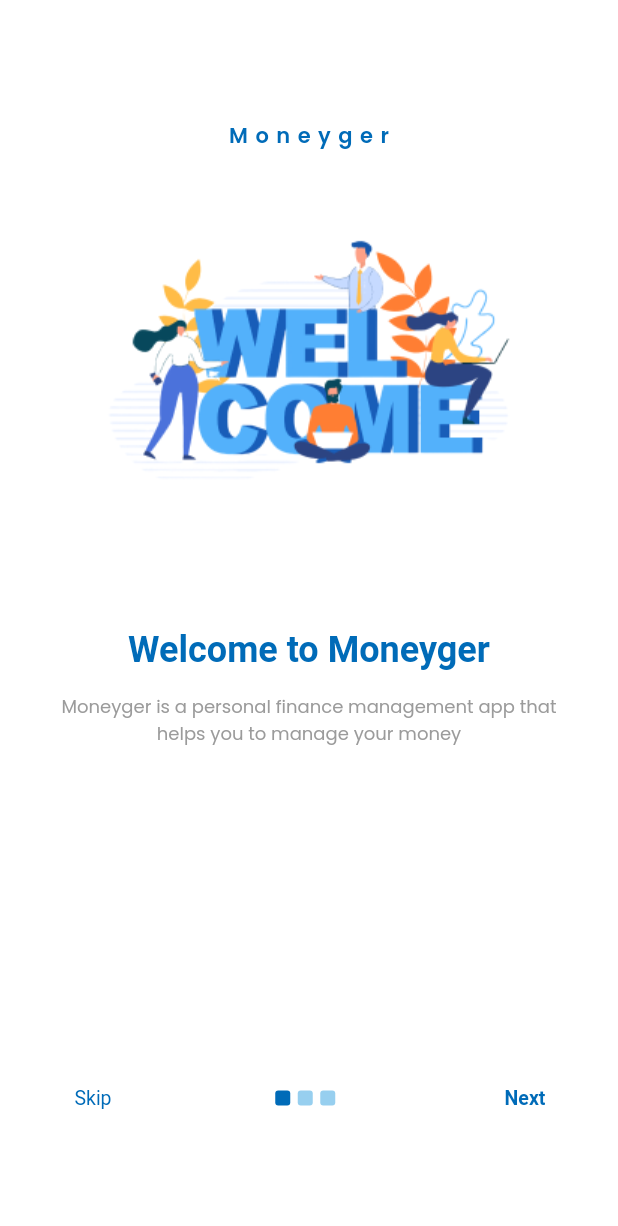
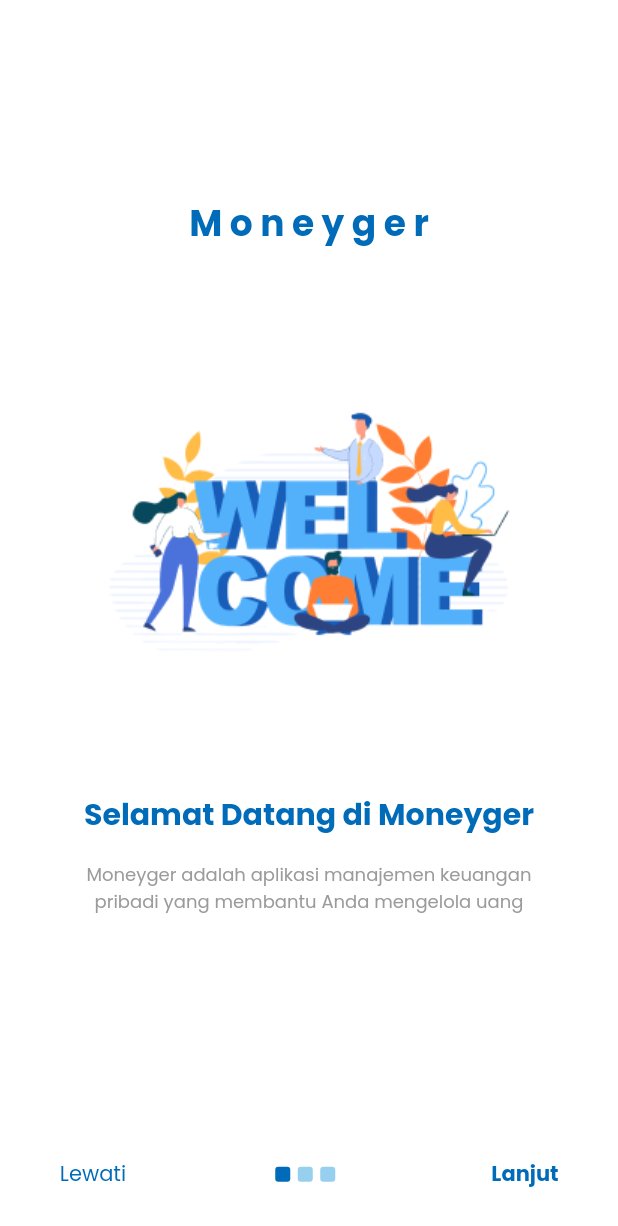
Before and after one commit to hib4/moneyger, a Flutter app: the screen it shows after launch, on a phone screen of 412 x 824 dp. Shown: the top 1226 px of the screen. Run offline on Flutter 3.47's test engine with Material 2 defaults, Android fonts, the phone set to English and light mode, and no system bars; our stand-ins replace flutter_svg, google_fonts.

Commit message:
fix: [HF] on boarding

```diff
--- a/lib/common/app_theme_data.dart
+++ b/lib/common/app_theme_data.dart
@@ -51,9 +51,11 @@ class AppThemeData {
       textTheme: TextTheme(
         headline1: GoogleFonts.poppins(
           fontSize: 24,
+          fontWeight: FontWeight.w700,
         ),
         headline2: GoogleFonts.poppins(
           fontSize: 20,
+          fontWeight: FontWeight.w700,
         ),
         headline3: GoogleFonts.poppins(
           fontSize: 16,
--- a/lib/main.dart
+++ b/lib/main.dart
@@ -1,6 +1,6 @@
 import 'package:flutter/material.dart';
 import 'package:moneyger/common/app_theme_data.dart';
-import 'package:moneyger/splash_screen//splash_screen.dart';
+import 'package:moneyger/ui/splash_screen//splash_screen.dart';
 
 void main() {
   runApp(const MyApp());
--- a/lib/on_boarding/on_boarding.dart
+++ /dev/null
@@ -1,206 +0,0 @@
-import 'package:flutter/material.dart';
-import 'package:moneyger/on_boarding/on_boarding_contents.dart';
-import 'package:moneyger/on_boarding/size_config.dart';
-import 'package:moneyger/common/color_value.dart';
-
-class OnBoardingScreen extends StatefulWidget {
-  const OnBoardingScreen({Key? key}) : super(key: key);
-
-  @override
-  State<OnBoardingScreen> createState() => _OnBoardingScreenState();
-}
-
-class _OnBoardingScreenState extends State<OnBoardingScreen> {
-  final _controller = PageController();
-  int _currentPage = 0;
-  List colors = [Colors.white, Colors.white, Colors.white];
-
-
-  AnimatedContainer _buildDots({int? index}) {
-    return AnimatedContainer(
-      duration: const Duration(milliseconds: 200),
-      decoration: BoxDecoration(
-        borderRadius: const BorderRadius.all(
-          Radius.circular(2),
-        ),
-        color: _currentPage == index
-            ? ColorValue.primaryColor
-            : ColorValue.secondaryColor.withOpacity(0.5),
-      ),
-      margin: const EdgeInsets.only(right: 5),
-      height: 10,
-      curve: Curves.easeIn,
-      width: 10,
-    );
-  }
-
-  @override
-  Widget build(BuildContext context) {
-    SizeConfig().init(context);
-    double width = SizeConfig.screenW!;
-    double height = SizeConfig.screenH!;
-    final textTheme = Theme.of(context).textTheme;
-    return Scaffold(
-      backgroundColor: Colors.white,
-      body: SafeArea(
-        child: Column(
-          children: [
-            Expanded(
-              flex: 3,
-              child: PageView.builder(
-                controller: _controller,
-                onPageChanged: (value) => setState(() => _currentPage = value),
-                itemCount: contents.length,
-                itemBuilder: (context, i) {
-                  return Padding(
-                    padding: const EdgeInsets.only(top: 80, bottom: 40, left: 40, right: 40),
-                    child: Column(
-                      children: [
-                        Text("Moneyger",
-                            style: textTheme.headline4!.copyWith(
-                                color: ColorValue.primaryColor,
-                                fontWeight: FontWeight.w600,
-                                letterSpacing: 5)),
-                        Image.asset(
-                          contents[i].image,
-                          height: SizeConfig.blockV! * 35,
-                        ),
-                        SizedBox(
-                          height: (height >= 840) ? 60 : 30,
-                        ),
-                        Text(
-                          contents[i].title,
-                          style: textTheme.headline5!.copyWith(
-                            color: ColorValue.primaryColor,
-                            fontWeight: FontWeight.bold,
-                          ),
-                        ),
-                        const SizedBox(
-                          height: 15,
-                        ),
-                        Text(
-                          contents[i].desc,
-                          textAlign: TextAlign.center,
-                          style: textTheme.bodyText1!.copyWith(
-                            color: Color(0xff9B9B9B),
-                            fontWeight: FontWeight.normal,
-                          ),
-                        ),
-                      ],
-                    ),
-                  );
-                },
-              ),
-            ),
-            Expanded(
-              flex: 1,
-              child: Column(
-                mainAxisAlignment: MainAxisAlignment.spaceBetween,
-                children: [
-                  _currentPage + 1 == contents.length
-                      ? Padding(
-                    padding: const EdgeInsets.only(bottom: 50, right: 30, left: 30, top: 90),
-                    child: Row(
-                      mainAxisAlignment: MainAxisAlignment.spaceBetween,
-                      children: [
-                        TextButton(
-                          onPressed: () {
-                            _controller.previousPage(
-                                duration: const Duration(milliseconds: 300),
-                                curve: Curves.easeIn);
-                          },
-                          style: TextButton.styleFrom(
-                            elevation: 0,
-                            textStyle: TextStyle(
-                              fontWeight: FontWeight.normal,
-                              fontSize: (width <= 550) ? 13 : 17,
-                            ),
-                          ),
-                          child: const Text(
-                            "Kembali",
-                            style: TextStyle(color: ColorValue.primaryColor),
-                          ),
-                        ),
-                        Row(
-                          mainAxisAlignment: MainAxisAlignment.center,
-                          children: List.generate(
-                            contents.length,
-                                (int index) => _buildDots(index: index),
-                          ),
-                        ),
-                        TextButton(
-                          onPressed: () {
-                            Navigator.pushNamed(context, '/login');
-                          },
-                          style: TextButton.styleFrom(
-                            elevation: 0,
-                            textStyle: TextStyle(
-                              fontWeight: FontWeight.w600,
-                              fontSize: (width <= 550) ? 13 : 17,
-                            ),
-                          ),
-                          child: const Text("Start", style: TextStyle(
-                              color: ColorValue.primaryColor
-                          ),),
-                        ),
-                      ],
-                    ),
-                  )
-                      : Padding(
-                    padding: const EdgeInsets.only(bottom: 50, right: 30, left: 30, top: 90),
-                    child: Row(
-                      mainAxisAlignment: MainAxisAlignment.spaceBetween,
-                      children: [
-                        TextButton(
-                          onPressed: () {
-                            _controller.jumpToPage(2);
-                          },
-                          style: TextButton.styleFrom(
-                            elevation: 0,
-                            textStyle: TextStyle(
-                              fontWeight: FontWeight.normal,
-                              fontSize: (width <= 550) ? 13 : 17,
-                            ),
-                          ),
-                          child: const Text(
-                            "Skip",
-                            style: TextStyle(color: ColorValue.primaryColor),
-                          ),
-                        ),
-                        Row(
-                          mainAxisAlignment: MainAxisAlignment.center,
-                          children: List.generate(
-                            contents.length,
-                                (int index) => _buildDots(index: index),
-                          ),
-                        ),
-                        TextButton(
-                          onPressed: () {
-                            _controller.nextPage(
-                              duration: Duration(milliseconds: 200),
-                              curve: Curves.easeIn,
-                            );
-                          },
-                          style: TextButton.styleFrom(
-                            elevation: 0,
-                            textStyle: TextStyle(
-                              fontWeight: FontWeight.w600,
-                              fontSize: (width <= 550) ? 13 : 17,
-                            ),
-                          ),
-                          child: const Text("Next", style: TextStyle(
-                              color: ColorValue.primaryColor
-                          ),),
-                        ),
-                      ],
-                    ),
-                  )
-                ],
-              ),
-            ),
-          ],
-        ),
-      ),
-    );
-  }
-}
--- a/lib/on_boarding/on_boarding_contents.dart
+++ /dev/null
@@ -1,28 +0,0 @@
-import 'package:flutter/material.dart';
-
-class OnboardingContents {
-  final String title;
-  final String image;
-  final String desc;
-
-  OnboardingContents(
-      {required this.title, required this.image, required this.desc});
-}
-
-List<OnboardingContents> contents = [
-  OnboardingContents(
-    title: "Welcome to Moneyger",
-    image: "assets/images/boardingone.png",
-    desc: "Moneyger is a personal finance management app that helps you to manage your money",
-  ),
-  OnboardingContents(
-    title: "Track your expenses",
-    image: "assets/images/boardingtwo.png",
-    desc: "Moneyger helps you to track your expenses and income",
-  ),
-  OnboardingContents(
-    title: "Manage your budget",
-    image: "assets/images/boardingthree.png",
-    desc: "Moneyger helps you to manage your budget",
-  ),
-];
--- /dev/null
+++ b/lib/ui/on_boarding/on_boarding.dart
@@ -0,0 +1,186 @@
+import 'package:flutter/material.dart';
+import 'package:moneyger/ui/on_boarding/on_boarding_contents.dart';
+import 'package:moneyger/ui/on_boarding/size_config.dart';
+import 'package:moneyger/common/color_value.dart';
+
+class OnBoardingScreen extends StatefulWidget {
+  const OnBoardingScreen({Key? key}) : super(key: key);
+
+  @override
+  State<OnBoardingScreen> createState() => _OnBoardingScreenState();
+}
+
+class _OnBoardingScreenState extends State<OnBoardingScreen> {
+  final _controller = PageController();
+  int _currentPage = 0;
+  List colors = [Colors.white, Colors.white, Colors.white];
+
+  AnimatedContainer _buildDots({int? index}) {
+    return AnimatedContainer(
+      duration: const Duration(milliseconds: 200),
+      decoration: BoxDecoration(
+        borderRadius: const BorderRadius.all(
+          Radius.circular(2),
+        ),
+        color: _currentPage == index
+            ? ColorValue.primaryColor
+            : ColorValue.secondaryColor.withOpacity(0.5),
+      ),
+      margin: const EdgeInsets.only(right: 5),
+      height: 10,
+      curve: Curves.easeIn,
+      width: 10,
+    );
+  }
+
+  @override
+  Widget build(BuildContext context) {
+    SizeConfig().init(context);
+    double height = SizeConfig.screenH!;
+    final textTheme = Theme.of(context).textTheme;
+
+    return Scaffold(
+      backgroundColor: Colors.white,
+      body: SafeArea(
+        child: Column(
+          children: [
+            SizedBox(
+              height: (height * 0.9) - MediaQuery.of(context).padding.top,
+              child: PageView.builder(
+                controller: _controller,
+                onPageChanged: (value) => setState(() => _currentPage = value),
+                itemCount: contents.length,
+                itemBuilder: (context, i) {
+                  return Padding(
+                    padding: const EdgeInsets.only(left: 40, right: 40),
+                    child: Column(
+                      mainAxisAlignment: MainAxisAlignment.center,
+                      children: [
+                        Text(
+                          "Moneyger",
+                          style: textTheme.headline1!.copyWith(
+                            color: ColorValue.primaryColor,
+                            letterSpacing: 5,
+                          ),
+                        ),
+                        const SizedBox(
+                          height: 48,
+                        ),
+                        Image.asset(
+                          contents[i].image,
+                          height: SizeConfig.blockV! * 35,
+                        ),
+                        const SizedBox(
+                          height: 24,
+                        ),
+                        Text(
+                          contents[i].title,
+                          style: textTheme.headline2!.copyWith(
+                            color: ColorValue.primaryColor,
+                          ),
+                        ),
+                        const SizedBox(
+                          height: 16,
+                        ),
+                        Text(
+                          contents[i].desc,
+                          textAlign: TextAlign.center,
+                          style: textTheme.bodyText1!.copyWith(
+                            color: const Color(0xff9B9B9B),
+                            fontWeight: FontWeight.w400,
+                          ),
+                        ),
+                      ],
+                    ),
+                  );
+                },
+              ),
+            ),
+            SizedBox(
+              height: (height * 0.1) - MediaQuery.of(context).padding.top,
+              child: Column(
+                mainAxisAlignment: MainAxisAlignment.center,
+                children: [
+                  _currentPage + 1 == contents.length
+                      ? Padding(
+                          padding: const EdgeInsets.only(right: 30, left: 30),
+                          child: Row(
+                            mainAxisAlignment: MainAxisAlignment.spaceBetween,
+                            children: [
+                              TextButton(
+                                onPressed: () {
+                                  _controller.jumpToPage(0);
+                                },
+                                style: TextButton.styleFrom(
+                                    elevation: 0,
+                                    textStyle: textTheme.headline4),
+                                child: const Text("Kembali"),
+                              ),
+                              Row(
+                                mainAxisAlignment: MainAxisAlignment.center,
+                                children: List.generate(
+                                  contents.length,
+                                  (int index) => _buildDots(index: index),
+                                ),
+                              ),
+                              TextButton(
+                                onPressed: () {},
+                                style: TextButton.styleFrom(
+                                  elevation: 0,
+                                  textStyle: textTheme.headline4!
+                                      .copyWith(fontWeight: FontWeight.bold),
+                                ),
+                                child: const Text("Mulai"),
+                              ),
+                            ],
+                          ),
+                        )
+                      : Padding(
+                          padding: const EdgeInsets.only(right: 30, left: 30),
+                          child: Row(
+                            mainAxisAlignment: MainAxisAlignment.spaceBetween,
+                            children: [
+                              TextButton(
+                                onPressed: () {
+                                  _controller.jumpToPage(2);
+                                },
+                                style: TextButton.styleFrom(
+                                  elevation: 0,
+                                  textStyle: textTheme.headline4!
+                                      .copyWith(color: Colors.red),
+                                ),
+                                child: const Text("Lewati"),
+                              ),
+                              Row(
+                                mainAxisAlignment: MainAxisAlignment.center,
+                                children: List.generate(
+                                  contents.length,
+                                  (int index) => _buildDots(index: index),
+                                ),
+                              ),
+                              TextButton(
+                                onPressed: () {
+                                  _controller.nextPage(
+                                    duration: const Duration(milliseconds: 200),
+                                    curve: Curves.easeIn,
+                                  );
+                                },
+                                style: TextButton.styleFrom(
+                                  elevation: 0,
+                                  textStyle: textTheme.headline4!
+                                      .copyWith(fontWeight: FontWeight.bold),
+                                ),
+                                child: const Text("Lanjut"),
+                              ),
+                            ],
+                          ),
+                        ),
+                ],
+              ),
+            )
+          ],
+        ),
+      ),
+    );
+  }
+}
--- /dev/null
+++ b/lib/ui/on_boarding/on_boarding_contents.dart
@@ -0,0 +1,28 @@
+import 'package:flutter/material.dart';
+
+class OnBoardingContents {
+  final String title;
+  final String image;
+  final String desc;
+
+  OnBoardingContents(
+      {required this.title, required this.image, required this.desc});
+}
+
+List<OnBoardingContents> contents = [
+  OnBoardingContents(
+    title: "Selamat Datang di Moneyger",
+    image: "assets/images/boardingone.png",
+    desc: "Moneyger adalah aplikasi manajemen keuangan pribadi yang membantu Anda mengelola uang",
+  ),
+  OnBoardingContents(
+    title: "Lacak Pengeluaran Anda",
+    image: "assets/images/boardingtwo.png",
+    desc: "Moneyger membantu Anda melacak pengeluaran dan pendapatan Anda",
+  ),
+  OnBoardingContents(
+    title: "Kelola Anggaran Anda",
+    image: "assets/images/boardingthree.png",
+    desc: "Moneyger membantu Anda mengelola anggaran Anda",
+  ),
+];
--- a/lib/splash_screen/splash_screen.dart
+++ b/lib/ui/splash_screen/splash_screen.dart
@@ -1,6 +1,6 @@
 import 'dart:async';
 import 'package:flutter/material.dart';
-import 'package:moneyger/on_boarding/on_boarding.dart';
+import 'package:moneyger/ui/on_boarding/on_boarding.dart';
 import 'package:flutter_svg/flutter_svg.dart';
 
 class SplashScreen extends StatefulWidget {
```
Also changed, not shown: lib/ui/on_boarding/size_config.dart (renamed from lib/on_boarding/size_config.dart).
